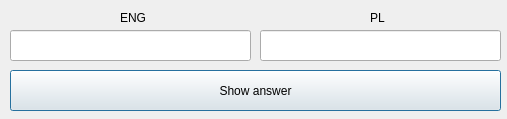
Old version of the form wordsteacher.ui in the repository edyp87/eng.
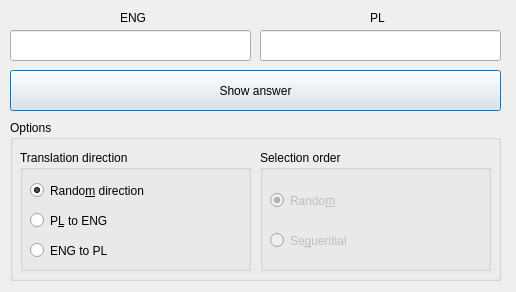
New version of the form. Icons and pictures are not drawn.

Commit message: Added ability to select translation direction.

The edit to the form file:
```diff
--- a/wordsteacher.ui
+++ b/wordsteacher.ui
@@ -6,8 +6,8 @@
    <rect>
     <x>0</x>
     <y>0</y>
-    <width>507</width>
-    <height>119</height>
+    <width>516</width>
+    <height>292</height>
    </rect>
   </property>
   <property name="windowTitle">
@@ -98,6 +98,128 @@
      <string>PL</string>
     </property>
    </widget>
+   <widget class="QGroupBox" name="optionsBox">
+    <property name="geometry">
+     <rect>
+      <x>10</x>
+      <y>120</y>
+      <width>491</width>
+      <height>161</height>
+     </rect>
+    </property>
+    <property name="title">
+     <string>Options</string>
+    </property>
+    <widget class="QGroupBox" name="optionsTranslationDirectionBox">
+     <property name="geometry">
+      <rect>
+       <x>10</x>
+       <y>30</y>
+       <width>231</width>
+       <height>121</height>
+      </rect>
+     </property>
+     <property name="title">
+      <string>Translation direction</string>
+     </property>
+     <widget class="QRadioButton" name="randomDirection">
+      <property name="geometry">
+       <rect>
+        <x>10</x>
+        <y>30</y>
+        <width>131</width>
+        <height>21</height>
+       </rect>
+      </property>
+      <property name="text">
+       <string>Rando&amp;m direction</string>
+      </property>
+      <property name="checked">
+       <bool>true</bool>
+      </property>
+     </widget>
+     <widget class="QRadioButton" name="plToEng">
+      <property name="geometry">
+       <rect>
+        <x>10</x>
+        <y>60</y>
+        <width>131</width>
+        <height>21</height>
+       </rect>
+      </property>
+      <property name="text">
+       <string>P&amp;L to ENG</string>
+      </property>
+     </widget>
+     <widget class="QRadioButton" name="engToPl">
+      <property name="geometry">
+       <rect>
+        <x>10</x>
+        <y>90</y>
+        <width>89</width>
+        <height>21</height>
+       </rect>
+      </property>
+      <property name="text">
+       <string>ENG to PL</string>
+      </property>
+     </widget>
+    </widget>
+    <widget class="QGroupBox" name="optionsSelectionOrderBox">
+     <property name="geometry">
+      <rect>
+       <x>250</x>
+       <y>30</y>
+       <width>231</width>
+       <height>121</height>
+      </rect>
+     </property>
+     <property name="title">
+      <string>Selection order</string>
+     </property>
+     <widget class="QRadioButton" name="randomOrder">
+      <property name="enabled">
+       <bool>false</bool>
+      </property>
+      <property name="geometry">
+       <rect>
+        <x>10</x>
+        <y>40</y>
+        <width>131</width>
+        <height>21</height>
+       </rect>
+      </property>
+      <property name="text">
+       <string>Rando&amp;m</string>
+      </property>
+      <property name="checkable">
+       <bool>true</bool>
+      </property>
+      <property name="checked">
+       <bool>true</bool>
+      </property>
+     </widget>
+     <widget class="QRadioButton" name="sequentialOrder">
+      <property name="enabled">
+       <bool>false</bool>
+      </property>
+      <property name="geometry">
+       <rect>
+        <x>10</x>
+        <y>80</y>
+        <width>133</width>
+        <height>21</height>
+       </rect>
+      </property>
+      <property name="text">
+       <string>Se&amp;quential</string>
+      </property>
+      <property name="checkable">
+       <bool>true</bool>
+      </property>
+     </widget>
+    </widget>
+   </widget>
   </widget>
  </widget>
  <resources>
```
The commit also changes 3 other files.
